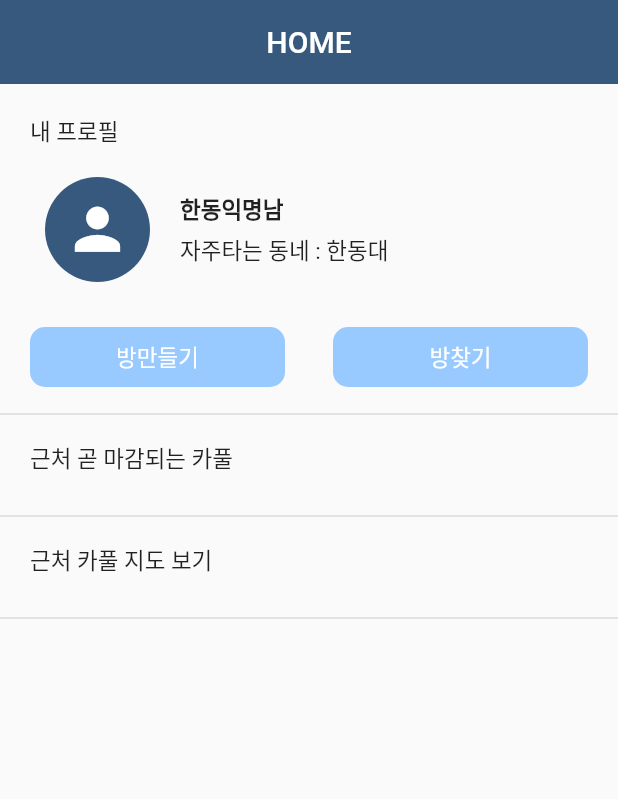
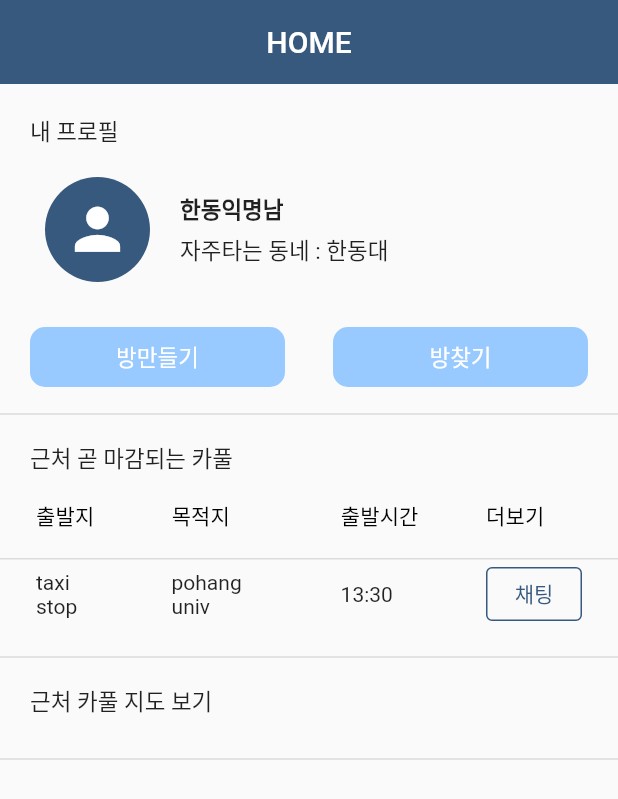
Before and after one commit to zixxin/MoappProject, a Flutter app: the ExploreScreen screen opened by its route, on a phone screen of 412 x 824 dp. Shown: the top 799 px of the screen. Run offline on Flutter 3.47's test engine with Material 2 defaults, Android fonts, the phone set to English and light mode, and no system bars; our stand-ins replace cloud_firestore, firebase_auth, firebase_core, get, google_sign_in, table_calendar; accounts and stored records are empty.

Commit message:
add list on explore.dart

```diff
--- a/lib/explore.dart
+++ b/lib/explore.dart
@@ -1,7 +1,12 @@
 import 'package:flutter/material.dart';
+import 'login.dart';
 import 'makeroom.dart';
 import 'package:get/get.dart';
 import 'findroom.dart';
+import 'package:intl/intl.dart';
+import 'package:cloud_firestore/cloud_firestore.dart';
+import 'package:firebase_auth/firebase_auth.dart';
+import 'newchat.dart';
 
 class ExploreScreen extends StatefulWidget {
   const ExploreScreen({Key? key, required this.title}) : super(key: key);
@@ -14,6 +19,8 @@ class ExploreScreen extends StatefulWidget {
 class ExploreScreenState extends State<ExploreScreen> {
   @override
   Widget build(BuildContext context) {
+    final fb = FirebaseFirestore.instance;
+
     return Scaffold(
       appBar: AppBar(
         title: const Text('HOME', style: TextStyle(color: Colors.white),),
@@ -112,9 +119,38 @@ class ExploreScreenState extends State<ExploreScreen> {
             ),
             Container(
               alignment: Alignment.topLeft,
-              margin: const EdgeInsets.only(top: 10.0, left: 20.0, bottom: 20.0),
+              margin: const EdgeInsets.only(top: 10.0, left: 20.0),
               child: const Text('근처 곧 마감되는 카풀', style: TextStyle(fontSize: 15.0)),
             ),
+        DataTable(
+            columnSpacing: 45.0,
+            columns: const [
+              DataColumn(label: Text('출발지')),
+              DataColumn(label: Text('목적지')),
+              DataColumn(label: Text('출발시간')),
+              DataColumn(label: Text('더보기')),
+            ],
+            rows: [
+              DataRow(
+                  cells: [
+                    const DataCell(Text('taxi stop')),
+                    const DataCell(Text('pohang univ')),
+                    const DataCell(Text('13:30')),
+                    DataCell(Container(
+                      child: OutlinedButton(
+                      style: OutlinedButton.styleFrom(
+                        side: const BorderSide(width: 1.0, color: Color(0xFF38597E)),
+                      ),
+                      onPressed: () {
+                        Navigator.pushNamed(context, '/chating',);
+                      },
+                      child: const Text("채팅", style: TextStyle(color: Color(0xFF38597E))),
+                    ),),),
+                  ]
+              ),
+            ],
+        ),
+            const SizedBox(height: 10.0),
             const Divider(
               thickness: 1.0,
             ),
--- a/lib/newchat.dart
+++ b/lib/newchat.dart
@@ -3,6 +3,7 @@ import 'package:cloud_firestore/cloud_firestore.dart';
 import 'package:firebase_auth/firebase_auth.dart';
 import 'package:flutter/material.dart';
 import 'package:intl/intl.dart';
+import 'package:get/get.dart';
 import 'login.dart';
 
 bool isEdit = false;
@@ -36,7 +37,7 @@ class _ChatPageState extends State<ChatPage> {
           icon: const Icon(Icons.arrow_back_ios_new_rounded),
           color: Colors.black,
           onPressed: () {
-            Navigator.pushNamed(context, '/chat',);
+            Get.back();
           },
         ),
         title: const Text('한동익명녀',
--- a/lib/search.dart
+++ b/lib/search.dart
@@ -34,7 +34,35 @@ class _SearchPageState extends State<SearchPage> {
       body: SafeArea(
         child: Center(
           child: ListView(
-            children: const [
+            children: [
+              DataTable(
+                columnSpacing: 45.0,
+                columns: const [
+                  DataColumn(label: Text('출발지')),
+                  DataColumn(label: Text('목적지')),
+                  DataColumn(label: Text('출발시간')),
+                  DataColumn(label: Text('더보기')),
+                ],
+                rows: [
+                  DataRow(
+                      cells: [
+                        const DataCell(Text('taxi stop')),
+                        const DataCell(Text('pohang univ')),
+                        const DataCell(Text('13:30')),
+                        DataCell(Container(
+                          child: OutlinedButton(
+                            style: OutlinedButton.styleFrom(
+                              side: const BorderSide(width: 1.0, color: Color(0xFF38597E)),
+                            ),
+                            onPressed: () {
+                              Navigator.pushNamed(context, '/chating',);
+                            },
+                            child: const Text("채팅", style: TextStyle(color: Color(0xFF38597E))),
+                          ),),),
+                      ]
+                  ),
+                ],
+              ),
             ],
           ),
         ),
```
Also changed, not shown: lib/makeroom.dart (+50 -4 lines).
